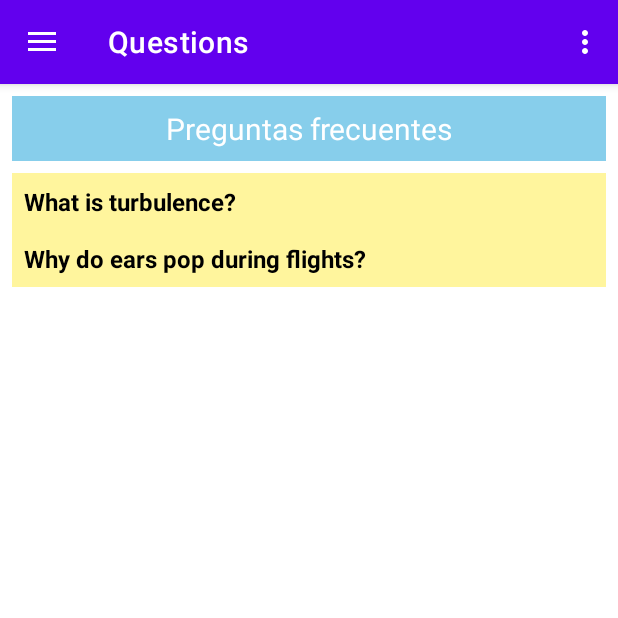
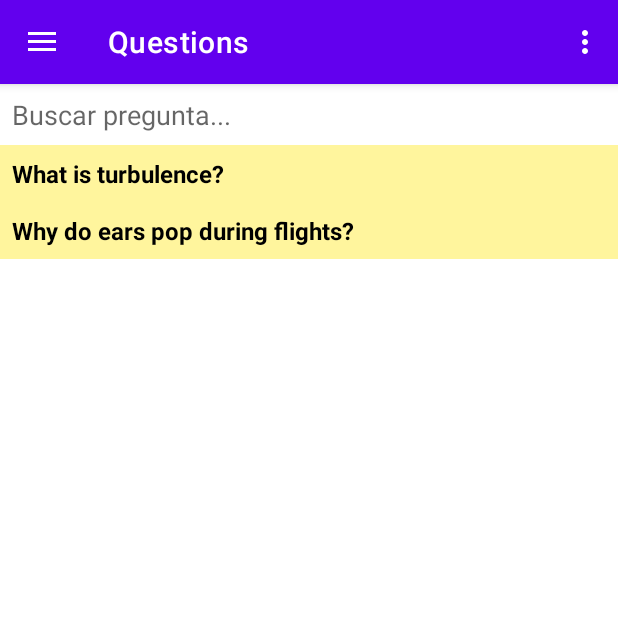
Before and after one commit to alexpergar/calmflightcompanion, an Android app: the screen it shows after launch (MainActivity), in the side drawer, after a tap on "Questions", on a phone screen of 412 x 824 dp, the top half of it. Run offline under Robolectric (Android 15) with nearby library versions, the phone set to English and light mode, and no system bars; our stand-ins replace navigation-ui.

Commit message:
search implemented for questions

```diff
--- a/app/src/main/java/com/example/calmflightcompanion/ui/questions/QuestionsAdapter.kt
+++ b/app/src/main/java/com/example/calmflightcompanion/ui/questions/QuestionsAdapter.kt
@@ -7,7 +7,7 @@ import android.widget.TextView
 import androidx.recyclerview.widget.RecyclerView
 import com.example.calmflightcompanion.R
 
-class QuestionsAdapter(private val questionsList: List<Question>) :
+class QuestionsAdapter(private var questionsList: List<Question>) :
     RecyclerView.Adapter<QuestionsAdapter.QuestionViewHolder>() {
 
     inner class QuestionViewHolder(view: View) : RecyclerView.ViewHolder(view) {
@@ -37,4 +37,10 @@ class QuestionsAdapter(private val questionsList: List<Question>) :
     }
 
     override fun getItemCount(): Int = questionsList.size
+
+    // Function to update the list and notify changes
+    fun updateList(newList: List<Question>) {
+        questionsList = newList
+        notifyDataSetChanged()
+    }
 }
--- a/app/src/main/java/com/example/calmflightcompanion/ui/questions/QuestionsFragment.kt
+++ b/app/src/main/java/com/example/calmflightcompanion/ui/questions/QuestionsFragment.kt
@@ -1,6 +1,8 @@
 package com.example.calmflightcompanion.ui.questions
 
 import android.os.Bundle
+import android.text.Editable
+import android.text.TextWatcher
 import android.view.LayoutInflater
 import android.view.View
 import android.view.ViewGroup
@@ -15,6 +17,7 @@ class QuestionsFragment : Fragment() {
     private val binding get() = _binding!!
     private lateinit var dbHelper: DatabaseHelper
     private lateinit var questionsAdapter: QuestionsAdapter
+    private var fullQuestionsList: List<Question> = listOf()  // Holds the full list of questions
 
     override fun onCreateView(
         inflater: LayoutInflater,
@@ -27,14 +30,25 @@ class QuestionsFragment : Fragment() {
         dbHelper = DatabaseHelper(requireContext())
 
         // Load questions from the database
-        val questionsList = loadQuestionsFromDatabase()
+        fullQuestionsList = loadQuestionsFromDatabase()
 
         // Set up RecyclerView
-        questionsAdapter = QuestionsAdapter(questionsList)
+        questionsAdapter = QuestionsAdapter(fullQuestionsList)
         binding.questionsRecyclerView.apply {
             layoutManager = LinearLayoutManager(context)
             adapter = questionsAdapter
         }
+
+        // Set up search field listener
+        binding.searchField.addTextChangedListener(object : TextWatcher {
+            override fun beforeTextChanged(s: CharSequence?, start: Int, count: Int, after: Int) {}
+
+            override fun onTextChanged(s: CharSequence?, start: Int, before: Int, count: Int) {
+                filterQuestions(s.toString())
+            }
+
+            override fun afterTextChanged(s: Editable?) {}
+        })
 
         return root
     }
@@ -54,6 +68,20 @@ class QuestionsFragment : Fragment() {
         return questions
     }
 
+    private fun filterQuestions(query: String) {
+        // Filter the list based on the query
+        val filteredList = if (query.isEmpty()) {
+            fullQuestionsList
+        } else {
+            fullQuestionsList.filter {
+                it.question.contains(query, ignoreCase = true)
+            }
+        }
+
+        // Update the adapter with the filtered list
+        questionsAdapter.updateList(filteredList)
+    }
+
     override fun onDestroyView() {
         super.onDestroyView()
         _binding = null
--- a/app/src/main/res/layout/fragment_questions.xml
+++ b/app/src/main/res/layout/fragment_questions.xml
@@ -6,27 +6,26 @@
     android:layout_height="match_parent"
     tools:context=".ui.questions.QuestionsFragment">
 
-    <TextView
-        android:id="@+id/text_questions_title"
-        android:layout_width="match_parent"
+    <!-- Search Field -->
+    <EditText
+        android:id="@+id/search_field"
+        android:layout_width="0dp"
         android:layout_height="wrap_content"
-        android:layout_margin="8dp"
-        android:text="Preguntas frecuentes"
-        android:textAlignment="center"
-        android:textSize="20sp"
-        android:background="#87CEEB"
+        android:background="@android:color/white"
+        android:hint="Buscar pregunta..."
+        android:inputType="text"
         android:padding="8dp"
-        android:textColor="#FFFFFF"
-        app:layout_constraintTop_toTopOf="parent"
+        app:layout_constraintBottom_toTopOf="@id/questions_recycler_view"
+        app:layout_constraintEnd_toEndOf="parent"
         app:layout_constraintStart_toStartOf="parent"
-        app:layout_constraintEnd_toEndOf="parent"/>
+        app:layout_constraintTop_toTopOf="parent" />
 
+    <!-- RecyclerView -->
     <androidx.recyclerview.widget.RecyclerView
         android:id="@+id/questions_recycler_view"
         android:layout_width="0dp"
         android:layout_height="0dp"
-        android:layout_margin="8dp"
-        app:layout_constraintTop_toBottomOf="@id/text_questions_title"
+        app:layout_constraintTop_toBottomOf="@id/search_field"
         app:layout_constraintBottom_toBottomOf="parent"
         app:layout_constraintStart_toStartOf="parent"
         app:layout_constraintEnd_toEndOf="parent"/>
```
